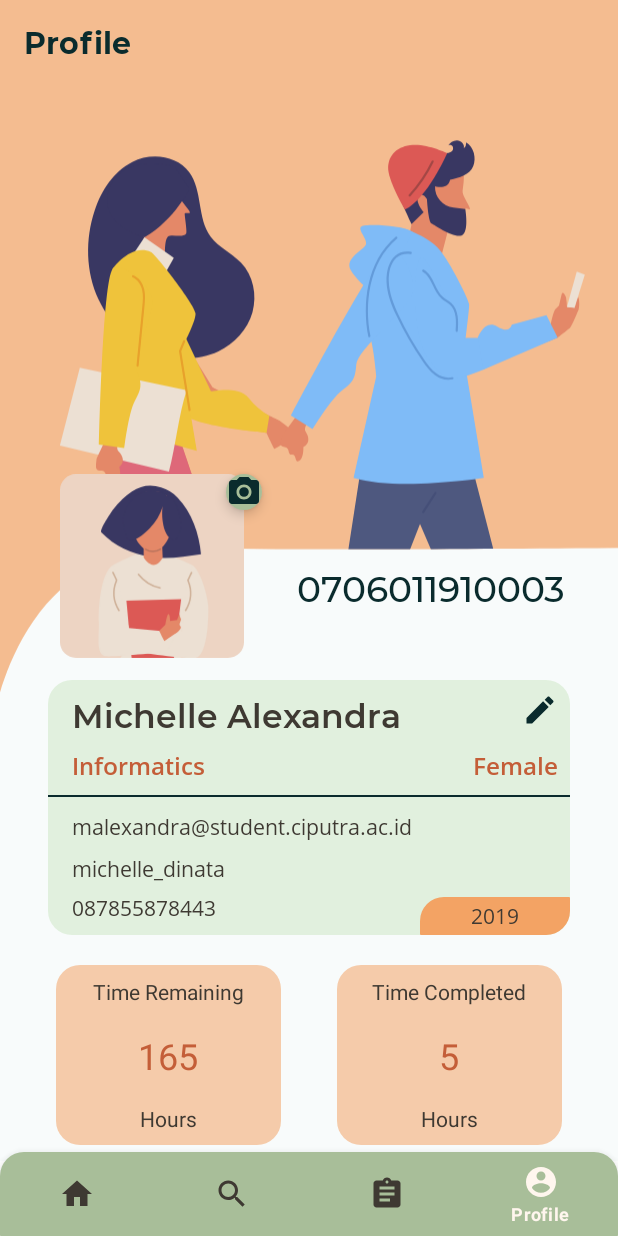
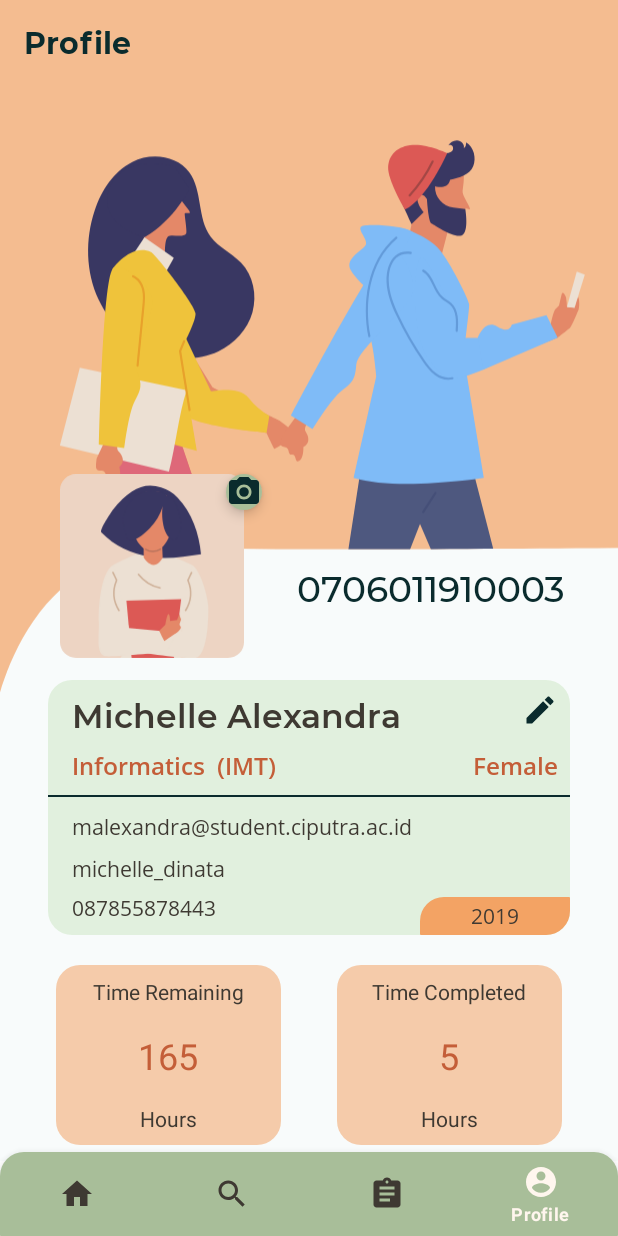
Before and after one commit to tinaranw/UCInternship, an Android app: the ProfileFragment screen opened through its navigation route, on a phone screen of 412 x 824 dp. Run offline under Robolectric (Android 15) with nearby library versions, the phone set to English and light mode, and no system bars; our stand-ins replace ButterKnife, navigation-ui; network calls fail; pictures from the network do not load.

Commit message:
added department initial on user profile

```diff
--- a/app/src/main/java/com/example/ucinternship/ui/ProfileFragment.java
+++ b/app/src/main/java/com/example/ucinternship/ui/ProfileFragment.java
@@ -56,6 +56,8 @@ public class ProfileFragment extends Fragment {
     TextView name;
     @BindView(R.id.department_txt)
     TextView department;
+    @BindView(R.id.department_initial_txt)
+    TextView department_initial;
     @BindView(R.id.email_txt)
     TextView email;
     @BindView(R.id.batch_txt)
@@ -127,19 +129,20 @@ public class ProfileFragment extends Fragment {
 
     }
 
-    private Observer<Student> observeStudentDetailViewModel = details -> {
+    private final Observer<Student> observeStudentDetailViewModel = details -> {
         if (details != null) {
             Info info = details.getStudent_info();
             Glide.with(getActivity()).load(Constants.BASE_IMAGE_URL + "student/" + details.getStudent_photo()).into(image);
             nim.setText(details.getStudent_nim());
             name.setText(details.getStudent_name());
             department.setText(details.getStudent_department_name());
+            department_initial.setText("(" + details.getStudent_department_initial() + ")");
             email.setText(details.getStudent_email());
             phone.setText(details.getStudent_phone());
             line.setText(details.getStudent_line());
-            if(details.getStudent_gender().equalsIgnoreCase("m")){
+            if (details.getStudent_gender().equalsIgnoreCase("m")) {
                 gender.setText(R.string.gender_male);
-            } else{
+            } else {
                 gender.setText(R.string.gender_female);
             }
             remaining.setText(info.getInfo_time());
@@ -147,7 +150,7 @@ public class ProfileFragment extends Fragment {
         }
     };
 
-    private Observer<Supervisor> observeSupervisorDetailViewModel = details -> {
+    private final Observer<Supervisor> observeSupervisorDetailViewModel = details -> {
         if (details != null) {
             if (helper.getRole().equalsIgnoreCase(checkStaff.replace("'", "\\"))) {
                 Glide.with(getActivity()).load(Constants.BASE_IMAGE_URL + "staff/" + details.getSupervisor_photo()).into(image);
@@ -157,12 +160,13 @@ public class ProfileFragment extends Fragment {
             nim.setText(details.getSupervisor_nip());
             name.setText(details.getSupervisor_name());
             department.setText(details.getSupervisor_department_name());
+            department_initial.setText("(" + details.getSupervisor_department_initial() + ")");
             email.setText(details.getSupervisor_email());
             phone.setText(details.getSupervisor_phone());
             line.setText(details.getSupervisor_line());
-            if(details.getSupervisor_gender().equalsIgnoreCase("m")){
+            if (details.getSupervisor_gender().equalsIgnoreCase("m")) {
                 gender.setText(R.string.gender_male);
-            } else{
+            } else {
                 gender.setText(R.string.gender_female);
             }
             getView().findViewById(R.id.batch_txt).setVisibility(View.GONE);
--- a/app/src/main/res/layout/fragment_profile.xml
+++ b/app/src/main/res/layout/fragment_profile.xml
@@ -100,6 +100,19 @@
                 android:textColor="@color/text2"
                 android:textSize="16sp"
                 app:layout_constraintStart_toStartOf="@+id/name_txt"
+                app:layout_constraintTop_toBottomOf="@+id/name_txt" />
+
+            <TextView
+                android:id="@+id/department_initial_txt"
+                android:layout_width="0dp"
+                android:layout_height="wrap_content"
+                android:layout_marginStart="8dp"
+                android:layout_marginTop="8dp"
+                android:fontFamily="@font/opensans_semibold"
+                android:text="(IMT)"
+                android:textColor="@color/text2"
+                android:textSize="16sp"
+                app:layout_constraintStart_toEndOf="@+id/department_txt"
                 app:layout_constraintTop_toBottomOf="@+id/name_txt" />
 
             <View
```
